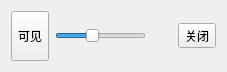
This is src/DataVisualization/3D/ControlerItem.ui in BeQuiet1228/FreeCAD as Qt 5 draws it before an edit. The edited form follows.
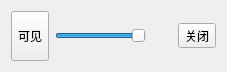
This is the edited form.

What changed in the file:
```diff
--- a/src/DataVisualization/3D/ControlerItem.ui
+++ b/src/DataVisualization/3D/ControlerItem.ui
@@ -37,7 +37,7 @@
           <number>100</number>
          </property>
          <property name="value">
-          <number>40</number>
+          <number>100</number>
          </property>
          <property name="orientation">
           <enum>Qt::Horizontal</enum>
```
